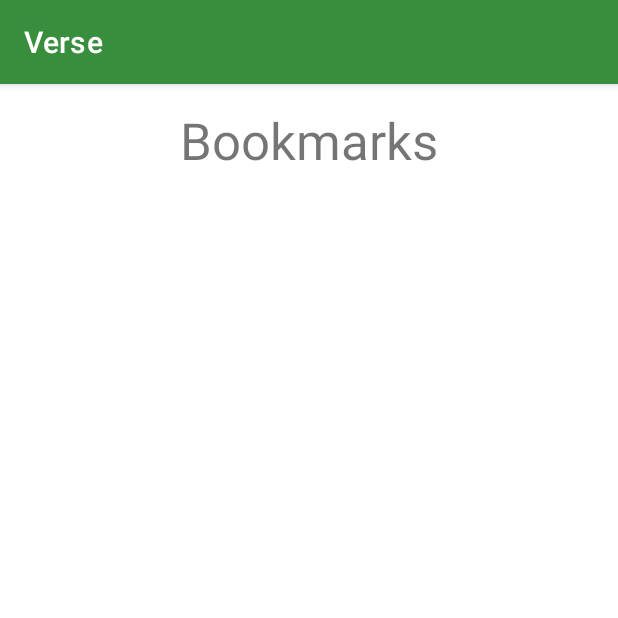
After one commit to Josh-Reimer/Bible-Verse, an Android app: the bookmarks screen opened directly, with no data from a screen before it, on a phone screen of 412 x 824 dp, the top half of it. The commit adds this screen. Run offline under Robolectric (Android 15) with nearby library versions, the phone set to English and light mode, and no system bars.

Commit message:
added bookmark activity

```diff
--- a/app/build.gradle
+++ b/app/build.gradle
@@ -31,4 +31,6 @@ dependencies {
 	// use the library manager instead
     implementation 'com.google.android.material:material:1.12.0'
     implementation 'androidx.appcompat:appcompat:1.7.0'
+    implementation 'androidx.activity:activity:1.9.1'
+    implementation 'androidx.constraintlayout:constraintlayout:2.1.4'
 }
--- a/app/src/main/java/com/verse/of/the/day/MainActivity.java
+++ b/app/src/main/java/com/verse/of/the/day/MainActivity.java
@@ -195,6 +195,8 @@ actionBarDrawerToggle.syncState();
             if (itemId == R.id.settings) {
                 goToSettings();
             } else if (itemId == R.id.bookmarks) {
+				Intent i = new Intent(this, bookmarks.class);
+				startActivity(i);
             }
 		  drawerLayout.closeDrawers();
 		  return true;
--- /dev/null
+++ b/app/src/main/java/com/verse/of/the/day/bookmarks.java
@@ -0,0 +1,16 @@
+package com.verse.of.the.day;
+
+import android.os.Bundle;
+import androidx.appcompat.app.AppCompatActivity;
+
+
+public class bookmarks extends AppCompatActivity {
+
+    @Override
+    protected void onCreate(Bundle savedInstanceState) {
+        super.onCreate(savedInstanceState);
+        setContentView(R.layout.activity_bookmarks);
+
+    }
+
+}
--- /dev/null
+++ b/app/src/main/res/layout/activity_bookmarks.xml
@@ -0,0 +1,21 @@
+<?xml version="1.0" encoding="utf-8"?>
+<androidx.constraintlayout.widget.ConstraintLayout xmlns:android="http://schemas.android.com/apk/res/android"
+    xmlns:app="http://schemas.android.com/apk/res-auto"
+    xmlns:tools="http://schemas.android.com/tools"
+    android:id="@+id/main"
+    android:layout_width="match_parent"
+    android:layout_height="match_parent"
+    tools:context=".bookmarks">
+
+    <TextView
+        android:id="@+id/textView"
+        android:layout_width="218dp"
+        android:layout_height="75dp"
+        android:gravity="center_vertical"
+        android:text="@string/bookmarks"
+        android:textAlignment="center"
+        android:textSize="34sp"
+        app:layout_constraintEnd_toEndOf="parent"
+        app:layout_constraintStart_toStartOf="parent"
+        app:layout_constraintTop_toTopOf="parent" />
+</androidx.constraintlayout.widget.ConstraintLayout>
```
Also changed, not shown: app/src/main/AndroidManifest.xml (+19 -20 lines), app/src/main/res/values/strings.xml (+4 -4 lines).
